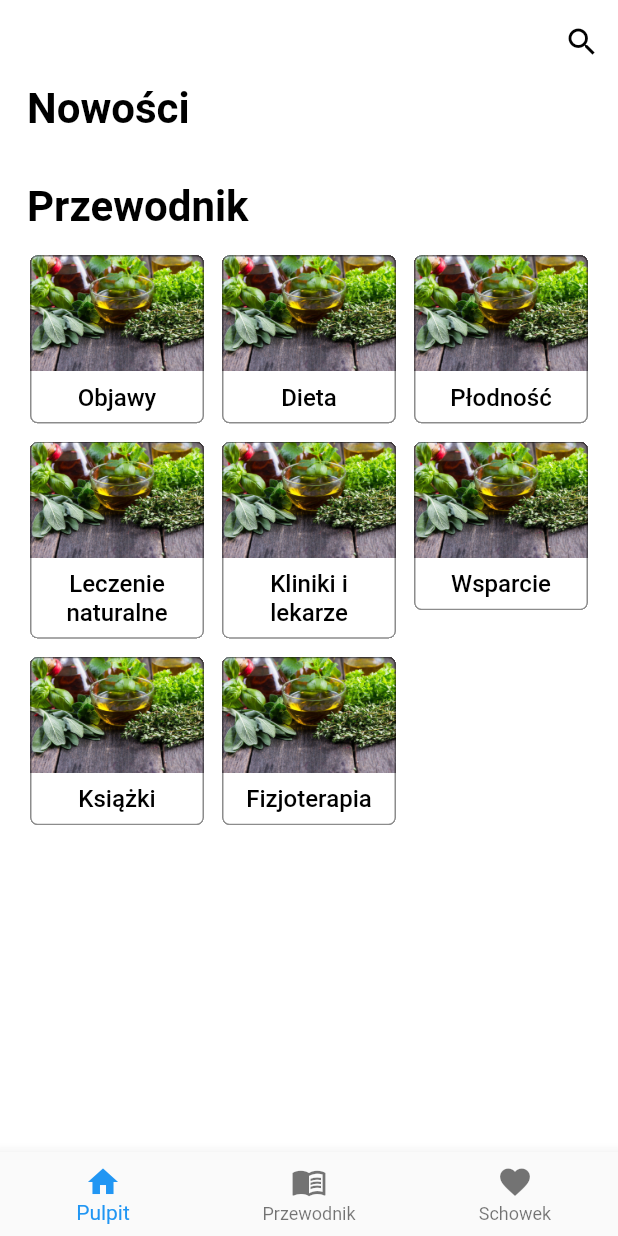
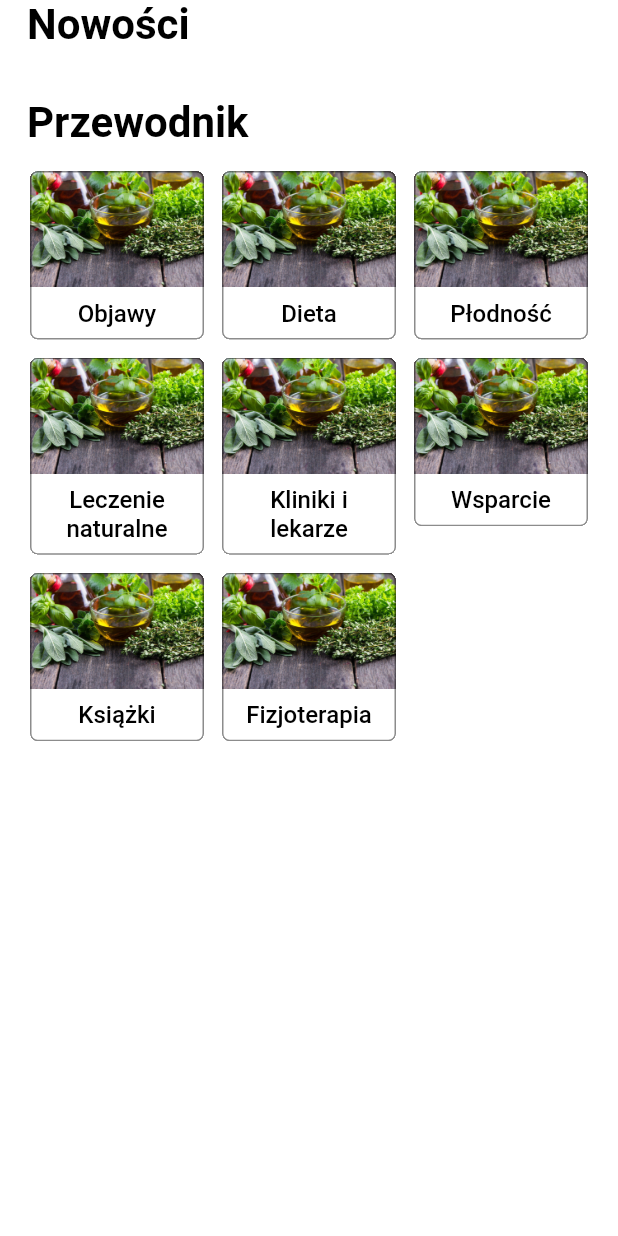
Before and after one commit to hagi77/mobile_endoendo, a Flutter app: the DashboardWidget widget shown alone on an empty page, opened directly, on a phone screen of 412 x 824 dp. Run offline on Flutter 3.47's test engine with Material 2 defaults, Android fonts, the phone set to English and light mode, and no system bars; our stand-ins replace cloud_firestore, firebase_auth, firebase_core, firebase_storage, flutter_markdown, get_it and 1 more; accounts and stored records are empty; generated files the repository leaves out were written again; network calls fail.

Commit message:
Add the home widget

```diff
--- a/lib/features/dashboard/dashboard_widget.dart
+++ b/lib/features/dashboard/dashboard_widget.dart
@@ -25,26 +25,13 @@ class DashboardWidget extends StatefulWidget {
 class _DashboardState extends BaseWidgetState<DashboardWidget, DashboardViewModel> {
   @override
   Widget build(BuildContext context) {
-    return Scaffold(
-      appBar: AppBar(
-        actions: [
-          IconButton(
-              onPressed: () {},
-              icon: const Icon(
-                Icons.search,
-                color: Colors.black,
-              ))
-        ],
-      ),
-      body: SingleChildScrollView(
-          child: Padding(
-              padding: const EdgeInsets.only(left: marginRegular, right: marginRegular),
-              child: Column(
-                  mainAxisSize: MainAxisSize.min,
-                  crossAxisAlignment: CrossAxisAlignment.start,
-                  children: [_getNewsSection(), ..._getGuideSection(context)]))),
-      bottomNavigationBar: _getBottomNavBar(context),
-    );
+    return SingleChildScrollView(
+        child: Padding(
+            padding: const EdgeInsets.only(left: marginRegular, right: marginRegular),
+            child: Column(
+                mainAxisSize: MainAxisSize.min,
+                crossAxisAlignment: CrossAxisAlignment.start,
+                children: [_getNewsSection(), ..._getGuideSection(context)])));
   }
 
   FutureBuilder<List<ArticleUiModel>> _getNewsSection() {
@@ -146,18 +133,4 @@ class _DashboardState extends BaseWidgetState<DashboardWidget, DashboardViewMode
       ]),
     ));
   }
-
-  BottomNavigationBar _getBottomNavBar(BuildContext context) {
-    return BottomNavigationBar(
-      items: [
-        BottomNavigationBarItem(
-            icon: const Icon(Icons.home), label: AppLocalizations.of(context)?.appBarHome),
-        BottomNavigationBarItem(
-            icon: const Icon(Icons.menu_book_outlined),
-            label: AppLocalizations.of(context)?.appBarGuide),
-        BottomNavigationBarItem(
-            icon: const Icon(Icons.favorite), label: AppLocalizations.of(context)?.appBarFavorites),
-      ],
-    );
-  }
 }
--- /dev/null
+++ b/lib/features/home/home_view_model.dart
@@ -0,0 +1,3 @@
+import 'package:mobile_endoendo/core/base_view_model.dart';
+
+class HomeViewModel extends BaseViewModel {}
--- a/lib/main.dart
+++ b/lib/main.dart
@@ -9,6 +9,7 @@ import 'package:mobile_endoendo/features/dashboard/dashboard_view_model.dart';
 import 'package:mobile_endoendo/features/guide/article_view_model.dart';
 import 'package:mobile_endoendo/features/guide/article_widget.dart';
 import 'package:mobile_endoendo/features/guide/articles_list_view_model.dart';
+import 'package:mobile_endoendo/features/home/home_view_model.dart';
 import 'package:mobile_endoendo/repositories/articles_repository.dart';
 import 'package:mobile_endoendo/repositories/images_repository.dart';
 import 'package:mobile_endoendo/widgets/exception_widget.dart';
@@ -16,9 +17,9 @@ import 'package:mobile_endoendo/widgets/progress_widget.dart';
 
 import 'core/theme.dart';
 import 'features/authenticate/login_widget.dart';
-import 'features/dashboard/dashboard_widget.dart';
 import 'features/guide/article_large_thumb_view_model.dart';
 import 'features/guide/articles_list_widget.dart';
+import 'features/home/home_widget.dart';
 
 void main() {
   runApp(const MyApp());
@@ -40,6 +41,7 @@ Future<void> setupDI() {
   GetIt.I.registerFactory<ArticleLargeThumbViewModel>(() => ArticleLargeThumbViewModel());
   GetIt.I.registerFactory<ArticlesListViewModel>(() => ArticlesListViewModel());
   GetIt.I.registerSingleton<LoginViewModel>(LoginViewModel());
+  GetIt.I.registerSingleton<HomeViewModel>(HomeViewModel());
 
   return GetIt.I.allReady();
 }
@@ -83,7 +85,7 @@ class _MyAppState extends State<MyApp> {
 
                   if (snapshot.connectionState == ConnectionState.done) {
                     if (userSignedId) {
-                      return const DashboardWidget();
+                      return const HomeWidget();
                     } else {
                       return const LoginWidget();
                     }
```
Also changed, not shown: lib/features/home/home_widget.dart (added, +43 -0 lines).
